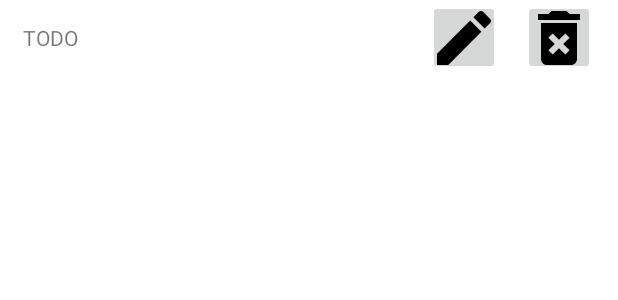
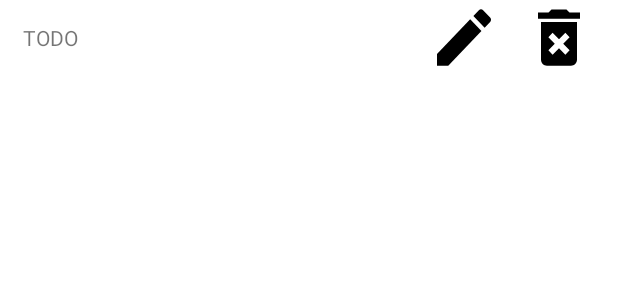
Before and after one commit to KamJer/Shopping-List-Client, an Android app: the layout amount_type_view_holder_layout.xml on its own in the app's theme, with its tools: preview values and no code run, on a phone screen of 412 x 824 dp. Shown: the top 300 px of the screen. Run offline under Robolectric (Android 15) with nearby library versions, the phone set to English and light mode, and no system bars.

Commit message:
bug fix with connection indicator, change with icons

```diff
--- a/app/src/main/AndroidManifest.xml
+++ b/app/src/main/AndroidManifest.xml
@@ -9,7 +9,7 @@
         android:allowBackup="true"
         android:dataExtractionRules="@xml/data_extraction_rules"
         android:fullBackupContent="@xml/backup_rules"
-        android:icon="@mipmap/ic_launcher"
+        android:icon="@drawable/baseline_shopping_cart_24_logo"
         android:label="@string/app_name"
         android:roundIcon="@drawable/baseline_shopping_cart_24_logo"
         android:supportsRtl="true"
--- a/app/src/main/java/pl/kamjer/shoppinglist/activity/ShoppingListActionBar.java
+++ b/app/src/main/java/pl/kamjer/shoppinglist/activity/ShoppingListActionBar.java
@@ -88,10 +88,11 @@ public class ShoppingListActionBar extends AppBarLayout {
                 ViewModelProvider.Factory.from(ShoppingListActionBarViewModel.initializer)
         ).get(ShoppingListActionBarViewModel.class);
 
+        shoppingListActionBarViewModel.loadUser();
+
         Drawable drawable = connectionButtonIndicator.getBackground().mutate();
         if (shoppingListActionBarViewModel.isConnected()) {
             drawable.setTint(Color.GREEN);
-            shoppingListActionBarViewModel.synchronizeData();
         } else {
             drawable.setTint(Color.RED);
         }
--- a/app/src/main/java/pl/kamjer/shoppinglist/activity/amounttypelist/AmountTypeListActivity.java
+++ b/app/src/main/java/pl/kamjer/shoppinglist/activity/amounttypelist/AmountTypeListActivity.java
@@ -72,7 +72,6 @@ public class AmountTypeListActivity extends GenericActivity {
         setContentView(R.layout.amount_type_activity_layout);
 
         ShoppingListActionBar shoppingListActionBar = findViewById(R.id.appBar);
-        shoppingListActionBar.create(this);
         setSupportActionBar(shoppingListActionBar.getToolbar());
         Optional.ofNullable(getSupportActionBar()).ifPresent(actionBar -> actionBar.setDisplayShowTitleEnabled(false));
 
@@ -86,6 +85,8 @@ public class AmountTypeListActivity extends GenericActivity {
 //        loading data
         amountTypeViewModel.loadUser();
         amountTypeViewModel.loadAllAmountType();
+
+        shoppingListActionBar.create(this);
 
 //        finding views
         amountTypeRecyclerView = findViewById(R.id.amountTypeRecyclerView);
--- a/app/src/main/java/pl/kamjer/shoppinglist/activity/boughtshoppingitemlist/BoughtShoppingItemListActivity.java
+++ b/app/src/main/java/pl/kamjer/shoppinglist/activity/boughtshoppingitemlist/BoughtShoppingItemListActivity.java
@@ -58,7 +58,6 @@ public class BoughtShoppingItemListActivity extends AppCompatActivity {
         setContentView(R.layout.bought_shopping_item_list_activity_layout);
 
         ShoppingListActionBar shoppingListActionBar = findViewById(R.id.appBar);
-        shoppingListActionBar.create(this);
         setSupportActionBar(shoppingListActionBar.getToolbar());
         Optional.ofNullable(getSupportActionBar()).ifPresent(actionBar -> actionBar.setDisplayShowTitleEnabled(false));
 
@@ -73,6 +72,8 @@ public class BoughtShoppingItemListActivity extends AppCompatActivity {
         boughtShoppingItemsListViewModel.loadUser();
         boughtShoppingItemsListViewModel.loadAllShoppingItemWithAmountTypeAndCategoryLiveData();
         boughtShoppingItemsListViewModel.loadAllCategory();
+
+        shoppingListActionBar.create(this);
 
         boughtShoppingItemsListRecyclerView = findViewById(R.id.boughtShoppingItemsListRecyclerView);
         boughtShoppingItemsListRecyclerView.setLayoutManager(new LinearLayoutManager(this));
--- a/app/src/main/java/pl/kamjer/shoppinglist/viewmodel/ShoppingListActionBarViewModel.java
+++ b/app/src/main/java/pl/kamjer/shoppinglist/viewmodel/ShoppingListActionBarViewModel.java
@@ -30,5 +30,6 @@ public class ShoppingListActionBarViewModel extends CustomViewModel{
 
     public void reconnectWebsocket() {
         shoppingServiceRepository.reconnectWebsocket();
+        synchronizeData();
     }
 }
--- a/app/src/main/res/layout/amount_type_activity_layout.xml
+++ b/app/src/main/res/layout/amount_type_activity_layout.xml
@@ -39,7 +39,8 @@
                 android:layout_weight="1"
                 android:contentDescription="@string/adding_category_desc"
                 android:src="@drawable/baseline_add_24" />
-        </LinearLayout>s
+        </LinearLayout>
+
         <androidx.constraintlayout.widget.Guideline
             android:id="@+id/guideline9"
             android:layout_width="wrap_content"
--- a/app/src/main/res/layout/amount_type_view_holder_layout.xml
+++ b/app/src/main/res/layout/amount_type_view_holder_layout.xml
@@ -20,7 +20,7 @@
         android:layout_width="@android:dimen/app_icon_size"
         android:layout_height="0dp"
         android:contentDescription="@string/todo"
-        android:src="@drawable/baseline_delete_forever_24"
+        android:background="@drawable/baseline_delete_forever_24"
         android:layout_marginHorizontal="15dp"
         app:layout_constraintBottom_toBottomOf="@+id/amountTypeTextView"
         app:layout_constraintEnd_toEndOf="parent"
@@ -32,7 +32,7 @@
         android:layout_height="0dp"
         android:layout_marginHorizontal="15dp"
         android:contentDescription="@string/todo"
-        android:src="@drawable/baseline_mode_24"
+        android:background="@drawable/baseline_mode_24"
         app:layout_constraintBottom_toBottomOf="@+id/amountTypeTextView"
         app:layout_constraintEnd_toStartOf="@+id/deleteAmountTypeButton"
         app:layout_constraintTop_toTopOf="@+id/amountTypeTextView" />
```
